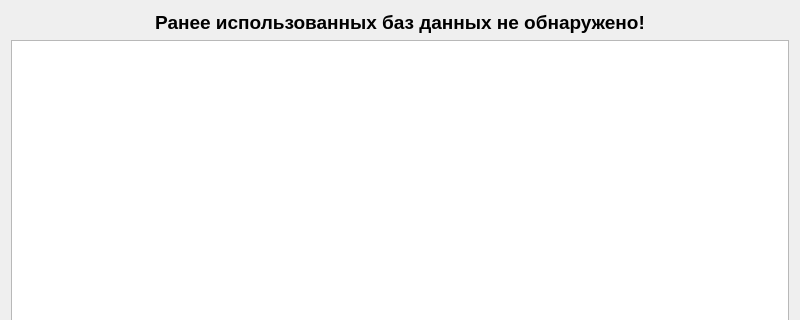
SNEGIKON13/Password-Manager, file welcomewidget.ui: the form before one commit; both pictures show x 0 to 800 and y 0 to 320 of the 800 by 600 pixel window.
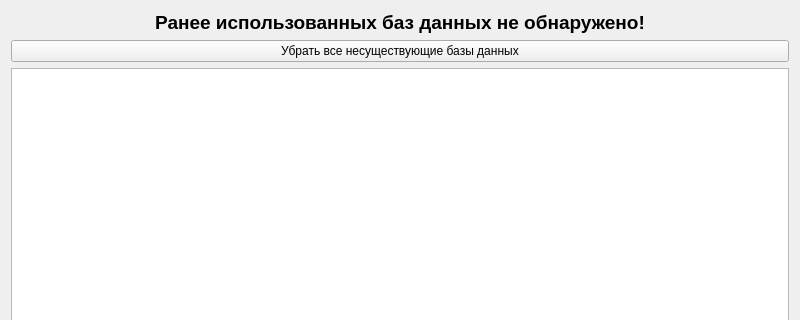
The form after the commit.

```diff
--- a/welcomewidget.ui
+++ b/welcomewidget.ui
@@ -13,8 +13,6 @@
   <property name="windowTitle">
    <string>Начальное окно</string>
   </property>
-  <layout class="QGridLayout" name="gridLayout_2">
-   <item row="0" column="0">
     <layout class="QGridLayout" name="gridLayout">
      <item row="0" column="0">
       <layout class="QVBoxLayout" name="verticalLayout">
@@ -25,12 +23,20 @@
          </property>
         </widget>
        </item>
+     <item>
+      <widget class="QPushButton" name="deleteAllNonExistDb">
+       <property name="styleSheet">
+        <string notr="true">font: 600 11pt &quot;Segoe UI&quot;;</string>
+       </property>
+       <property name="text">
+        <string>Убрать все несуществующие базы данных</string>
+       </property>
+      </widget>
+     </item>
        <item>
         <widget class="QListWidget" name="listWidget"/>
        </item>
-      </layout>
-     </item>
-     <item row="1" column="0">
+     <item>
       <layout class="QHBoxLayout" name="horizontalLayout">
        <item>
         <widget class="QPushButton" name="openExistBaseButton">
```
Lines whose indentation alone changed are shown as unchanged.
